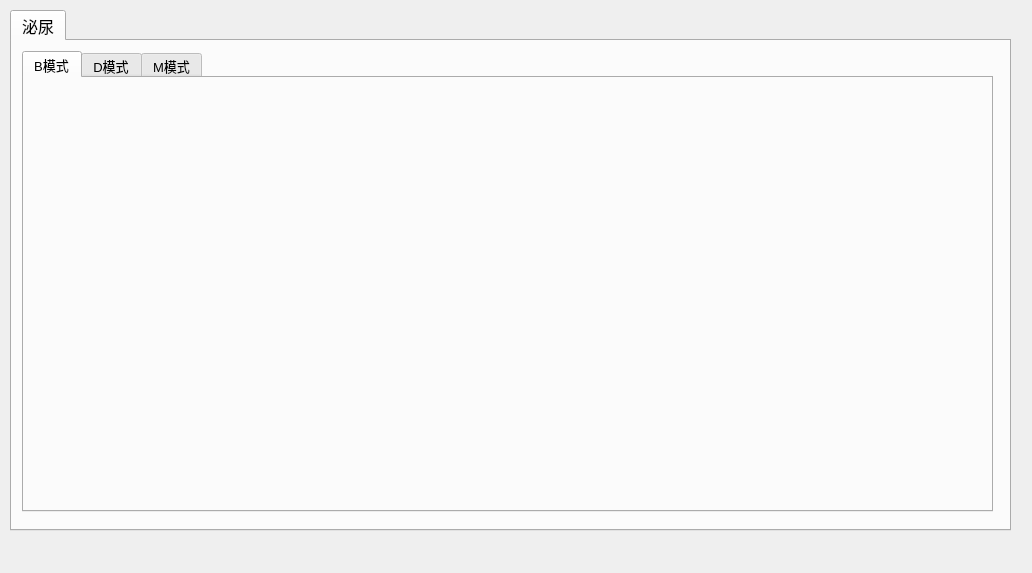
Old version of the form tools/Calculator/ui/ui_uro.ui in the repository qingning006/TestCode.
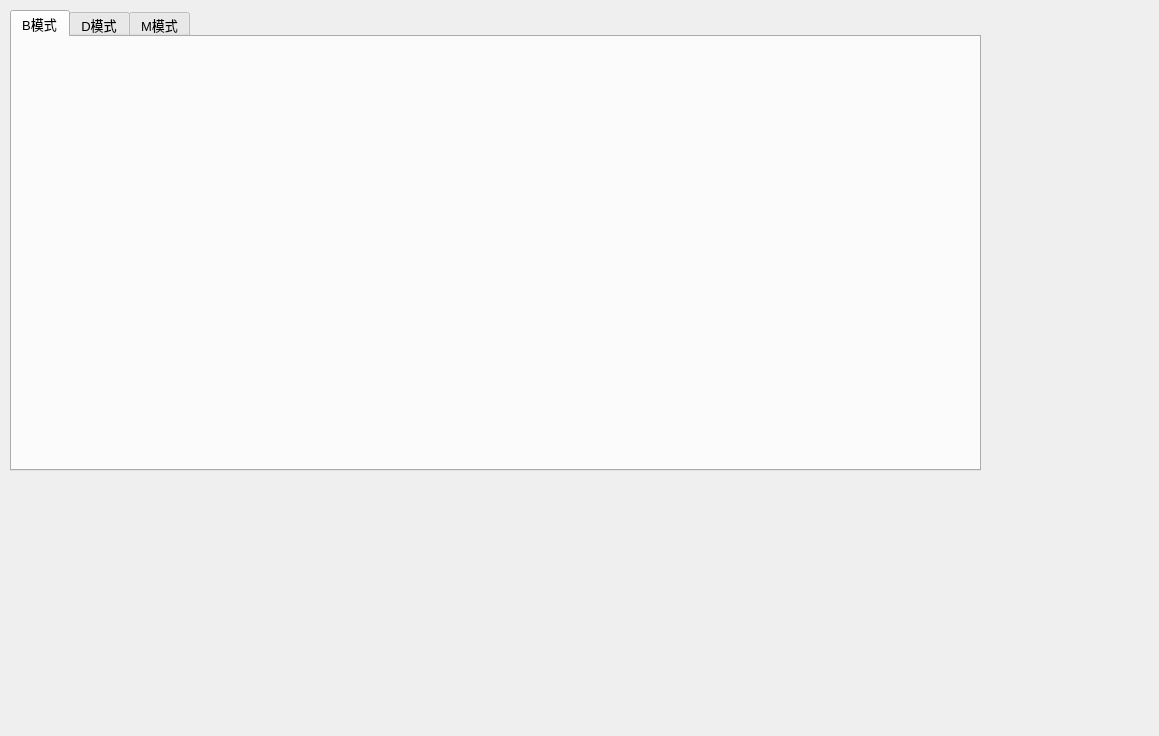
New version of the form.

What changed in the file:
```diff
--- a/tools/Calculator/ui/ui_uro.ui
+++ b/tools/Calculator/ui/ui_uro.ui
@@ -6,39 +6,13 @@
    <rect>
     <x>0</x>
     <y>0</y>
-    <width>1032</width>
-    <height>573</height>
+    <width>1159</width>
+    <height>736</height>
    </rect>
   </property>
   <property name="windowTitle">
    <string>Form</string>
   </property>
-  <widget class="QTabWidget" name="tabWidget">
-   <property name="geometry">
-    <rect>
-     <x>10</x>
-     <y>10</y>
-     <width>1001</width>
-     <height>521</height>
-    </rect>
-   </property>
-   <property name="font">
-    <font>
-     <pointsize>12</pointsize>
-    </font>
-   </property>
-   <property name="currentIndex">
-    <number>0</number>
-   </property>
-   <widget class="QWidget" name="tab_uro">
-    <property name="font">
-     <font>
-      <pointsize>12</pointsize>
-     </font>
-    </property>
-    <attribute name="title">
-     <string>泌尿</string>
-    </attribute>
     <widget class="QTabWidget" name="tabWidget_2">
      <property name="geometry">
       <rect>
@@ -70,8 +44,6 @@
       <attribute name="title">
        <string>M模式</string>
       </attribute>
-     </widget>
-    </widget>
    </widget>
   </widget>
  </widget>
```
Lines whose indentation alone changed are shown as unchanged.
